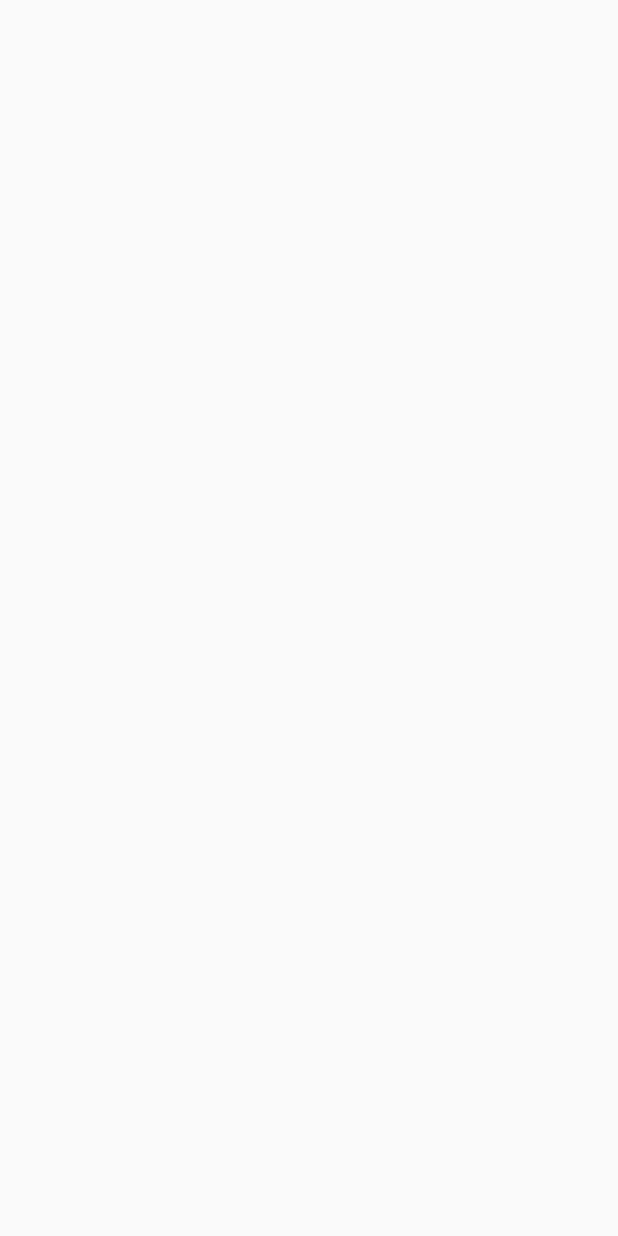
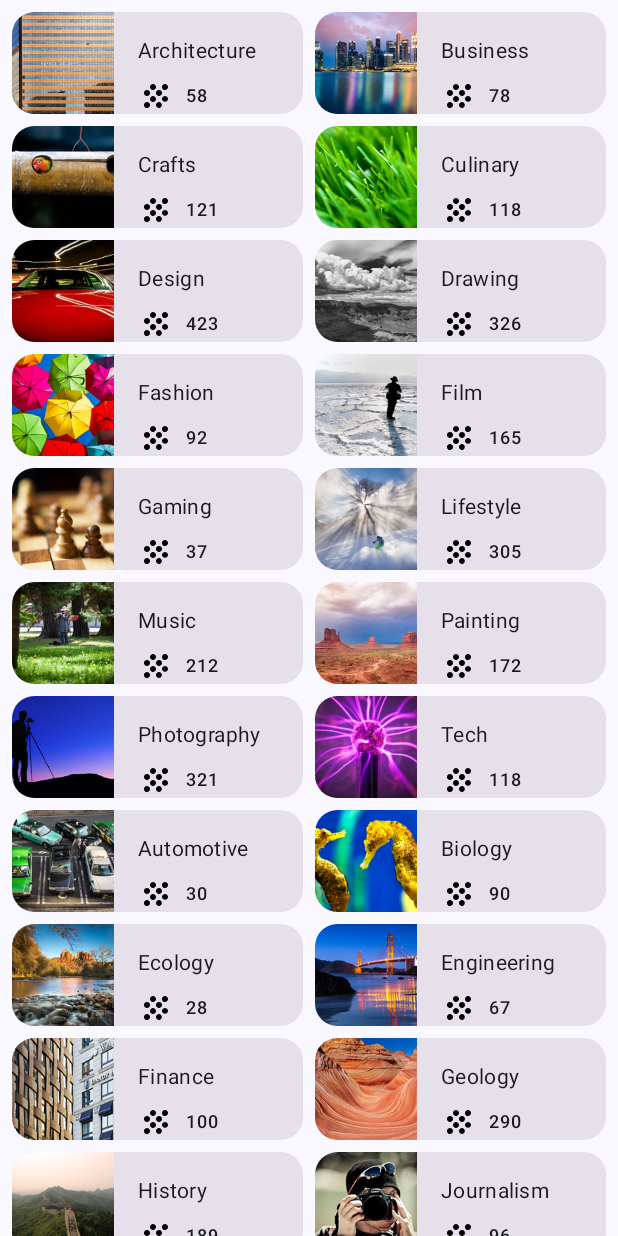
Before and after one commit to jjose14-Jacob-Jose/kotlin-google-tutorial, an Android app built with Jetpack Compose: the screen it shows after launch (MainActivity), on a phone screen of 412 x 824 dp. Before the commit the screen is empty. Run offline under Robolectric (Android 15) with nearby library versions, the phone set to English and light mode, and no system bars.

Commit message:
20240524_1742 Done: Unit3/2-build_scrollable_list/Courses app. Updated README.md with details of Courses app.

```diff
--- a/courses/6-unit_3-display_lists_and_use_material_design/3-courses/app/src/main/java/com/stc/courses/MainActivity.kt
+++ b/courses/6-unit_3-display_lists_and_use_material_design/3-courses/app/src/main/java/com/stc/courses/MainActivity.kt
@@ -6,11 +6,14 @@ import androidx.activity.compose.setContent
 import androidx.activity.enableEdgeToEdge
 import androidx.compose.foundation.layout.fillMaxSize
 import androidx.compose.foundation.layout.padding
+import androidx.compose.material3.MaterialTheme
 import androidx.compose.material3.Scaffold
+import androidx.compose.material3.Surface
 import androidx.compose.material3.Text
 import androidx.compose.runtime.Composable
 import androidx.compose.ui.Modifier
 import androidx.compose.ui.tooling.preview.Preview
+import com.stc.courses.screen.CoursesHome
 import com.stc.courses.ui.theme.CoursesTheme
 
 class MainActivity : ComponentActivity() {
@@ -19,7 +22,10 @@ class MainActivity : ComponentActivity() {
         enableEdgeToEdge()
         setContent {
             CoursesTheme {
-
+                Surface(
+                ) {
+                    CoursesHome().Main()
+                }
             }
         }
     }
--- a/courses/6-unit_3-display_lists_and_use_material_design/3-courses/app/src/main/java/com/stc/courses/data/DataSource.kt
+++ b/courses/6-unit_3-display_lists_and_use_material_design/3-courses/app/src/main/java/com/stc/courses/data/DataSource.kt
@@ -6,18 +6,28 @@ import com.stc.courses.model.CourseTopic
 object DataSource {
     val listCourseTopics = listOf(
         CourseTopic(R.string.architecture, 58, R.drawable.architecture),
+        CourseTopic(R.string.automotive, 30, R.drawable.automotive),
+        CourseTopic(R.string.biology, 90, R.drawable.biology),
         CourseTopic(R.string.crafts, 121, R.drawable.crafts),
         CourseTopic(R.string.business, 78, R.drawable.business),
         CourseTopic(R.string.culinary, 118, R.drawable.culinary),
         CourseTopic(R.string.design, 423, R.drawable.design),
+        CourseTopic(R.string.ecology, 28, R.drawable.ecology),
+        CourseTopic(R.string.engineering, 67, R.drawable.engineering),
         CourseTopic(R.string.fashion, 92, R.drawable.fashion),
+        CourseTopic(R.string.finance, 100, R.drawable.finance),
         CourseTopic(R.string.film, 165, R.drawable.film),
-        CourseTopic(R.string.gaming, 164, R.drawable.gaming),
+        CourseTopic(R.string.gaming, 37, R.drawable.gaming),
+        CourseTopic(R.string.geology, 290, R.drawable.geology),
         CourseTopic(R.string.drawing, 326, R.drawable.drawing),
+        CourseTopic(R.string.history, 189, R.drawable.history),
+        CourseTopic(R.string.journalism, 96, R.drawable.journalism),
+        CourseTopic(R.string.law, 58, R.drawable.law),
         CourseTopic(R.string.lifestyle, 305, R.drawable.lifestyle),
         CourseTopic(R.string.music, 212, R.drawable.music),
         CourseTopic(R.string.painting, 172, R.drawable.painting),
         CourseTopic(R.string.photography, 321, R.drawable.photography),
-        CourseTopic(R.string.tech, 118, R.drawable.tech)
+        CourseTopic(R.string.physics, 41, R.drawable.physics),
+        CourseTopic(R.string.tech, 118, R.drawable.tech),
     )
 }
--- /dev/null
+++ b/courses/6-unit_3-display_lists_and_use_material_design/3-courses/app/src/main/java/com/stc/courses/screen/CoursesHome.kt
@@ -0,0 +1,113 @@
+package com.stc.courses.screen
+
+import androidx.compose.foundation.Image
+import androidx.compose.foundation.background
+import androidx.compose.foundation.layout.Arrangement
+import androidx.compose.foundation.layout.Column
+import androidx.compose.foundation.layout.PaddingValues
+import androidx.compose.foundation.layout.Row
+import androidx.compose.foundation.layout.Spacer
+import androidx.compose.foundation.layout.fillMaxHeight
+import androidx.compose.foundation.layout.fillMaxWidth
+import androidx.compose.foundation.layout.height
+import androidx.compose.foundation.layout.padding
+import androidx.compose.foundation.layout.statusBarsPadding
+import androidx.compose.foundation.layout.width
+import androidx.compose.foundation.lazy.grid.GridCells
+import androidx.compose.foundation.lazy.grid.LazyVerticalGrid
+import androidx.compose.foundation.shape.RoundedCornerShape
+import androidx.compose.material3.MaterialTheme
+import androidx.compose.material3.Text
+import androidx.compose.runtime.Composable
+import androidx.compose.ui.Alignment
+import androidx.compose.ui.Modifier
+import androidx.compose.ui.draw.clip
+import androidx.compose.ui.graphics.Color
+import androidx.compose.ui.res.painterResource
+import androidx.compose.ui.res.stringResource
+import androidx.compose.ui.tooling.preview.Preview
+import androidx.compose.ui.unit.dp
+import com.stc.courses.R
+import com.stc.courses.data.DataSource
+import com.stc.courses.model.CourseTopic
+import com.stc.courses.ui.theme.CoursesTheme
+
+class CoursesHome {
+    @Composable
+    fun DisplayTopic(courseTopic: CourseTopic) {
+        Row(
+            modifier = Modifier
+                .height(68.dp)
+                .clip(RoundedCornerShape(15.dp))
+                .background(Color(0xFFe5e0ea))
+                ,
+            horizontalArrangement = Arrangement.Start
+        ) {
+            Image(
+                painter = painterResource(id =  courseTopic.imageResourceId),
+                contentDescription = "photograph of ${courseTopic.nameResourceId}",
+                modifier = Modifier
+                    .width(68.dp)
+                    .height(68.dp)
+
+            )
+            Column(
+                modifier = Modifier
+                    .padding(
+                        top = 16.dp,
+                        start = 16.dp,
+                        end = 16.dp
+                    )
+            ) {
+                Text(
+                    text = stringResource(id = courseTopic.nameResourceId),
+                    style = MaterialTheme.typography.bodyMedium
+                )
+                Row(
+                    modifier = Modifier
+                        .padding(top = 8.dp),
+                    verticalAlignment = Alignment.CenterVertically
+                ) {
+                    Image(
+                        painter = painterResource(id = R.drawable.ic_launcher_foreground),
+                        contentDescription = "app icon"
+                    )
+                    Spacer( modifier = Modifier.width(8.dp))
+                    Text(
+                        text = courseTopic.associatedCoursesCount.toString(),
+                        style = MaterialTheme.typography.labelMedium
+                    )
+                }
+            }
+        }
+    }
+
+
+    @Composable
+    fun DisplayTopicsAll() {
+        val listCourseTopics = DataSource.listCourseTopics.sortedBy { it.nameResourceId }
+        LazyVerticalGrid(
+            columns = GridCells.Fixed(2),
+            contentPadding = PaddingValues(8.dp),
+            verticalArrangement = Arrangement.spacedBy(8.dp),
+            horizontalArrangement = Arrangement.spacedBy(8.dp),
+            modifier = Modifier
+                .fillMaxHeight()
+                .fillMaxWidth()
+                .statusBarsPadding(),
+        ) {
+            items(listCourseTopics.size) {
+                index ->
+                    DisplayTopic(courseTopic = listCourseTopics[index])
+            }
+        }
+    }
+
+    @Preview(showBackground = true)
+    @Composable
+    fun Main() {
+        CoursesTheme {
+            DisplayTopicsAll()
+        }
+    }
+}
--- a/courses/6-unit_3-display_lists_and_use_material_design/3-courses/app/src/main/res/values/strings.xml
+++ b/courses/6-unit_3-display_lists_and_use_material_design/3-courses/app/src/main/res/values/strings.xml
@@ -1,17 +1,27 @@
 <resources>
     <string name="app_name">Courses</string>
     <string name="architecture">Architecture</string>
+    <string name="automotive">Automotive</string>
+    <string name="biology">Biology</string>
     <string name="crafts">Crafts</string>
     <string name="business">Business</string>
     <string name="culinary">Culinary</string>
     <string name="design">Design</string>
+    <string name="ecology">Ecology</string>
+    <string name="engineering">Engineering</string>
     <string name="fashion">Fashion</string>
+    <string name="finance">Finance</string>
     <string name="film">Film</string>
     <string name="gaming">Gaming</string>
+    <string name="geology">Geology</string>
     <string name="drawing">Drawing</string>
+    <string name="history">History</string>
+    <string name="journalism">Journalism</string>
+    <string name="law">Law</string>
     <string name="lifestyle">Lifestyle</string>
     <string name="music">Music</string>
     <string name="painting">Painting</string>
     <string name="photography">Photography</string>
+    <string name="physics">physics</string>
     <string name="tech">Tech</string>
 </resources>
```
Also changed, not shown: courses/6-unit_3-display_lists_and_use_material_design/3-courses/app/src/main/java/com/stc/courses/screen/Home.kt (deleted, +0 -89 lines), courses/6-unit_3-display_lists_and_use_material_design/3-courses/app/src/main/java/com/stc/courses/utility/Utility.kt (deleted, +0 -19 lines), courses/6-unit_3-display_lists_and_use_material_design/3-courses/app/src/main/res/drawable/ic_launcher_background.xml (+1 -65 lines), 2 other files.
